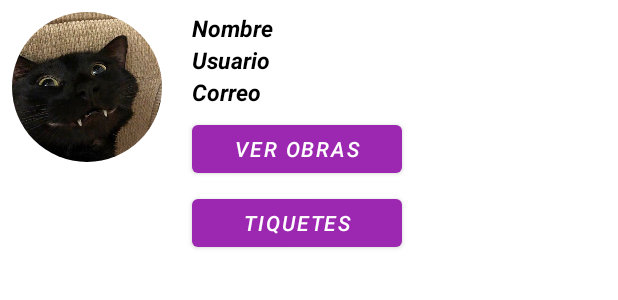
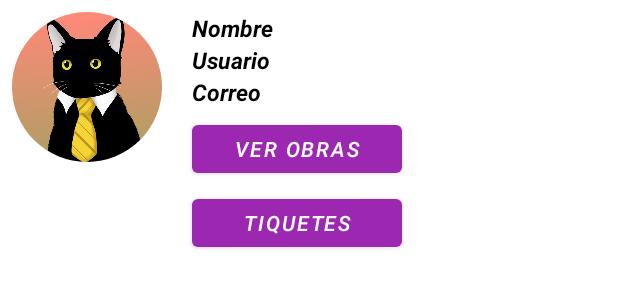
Before and after one commit to joselewis/ProyectoKotlin, an Android app: the layout recycler.xml on its own in the app's theme, with its tools: preview values and no code run, on a phone screen of 412 x 824 dp. Shown: the top 300 px of the screen. Run offline under Robolectric (Android 15) with nearby library versions, the phone set to English and light mode, and no system bars.

Commit message:
Proyecto Finalizado 2.0 :D

```diff
--- a/app/src/main/res/layout/recycler.xml
+++ b/app/src/main/res/layout/recycler.xml
@@ -11,7 +11,7 @@
         android:id="@+id/fotoCodigoQR"
         android:layout_width="100dp"
         android:layout_height="100dp"
-        android:src="@drawable/sweetblackcat"/>
+        android:src="@drawable/gato"/>
 
     <LinearLayout
         android:layout_width="match_parent"
```
Also changed, not shown: app/src/main/res/drawable-v24/gato.jpg (added).
